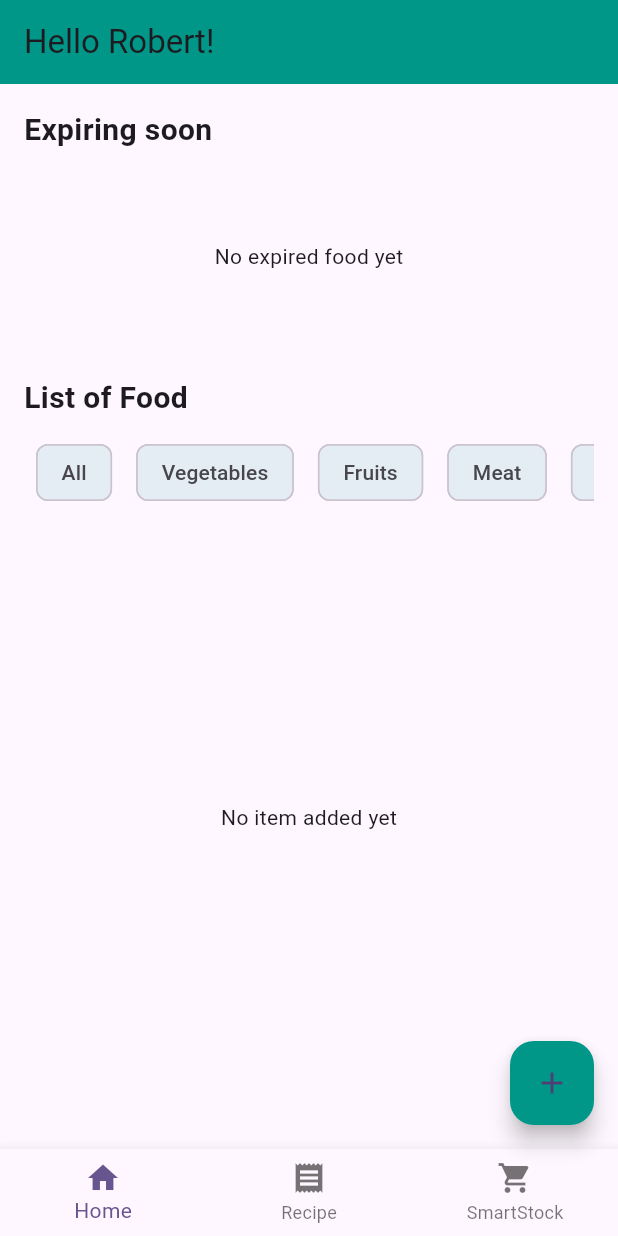
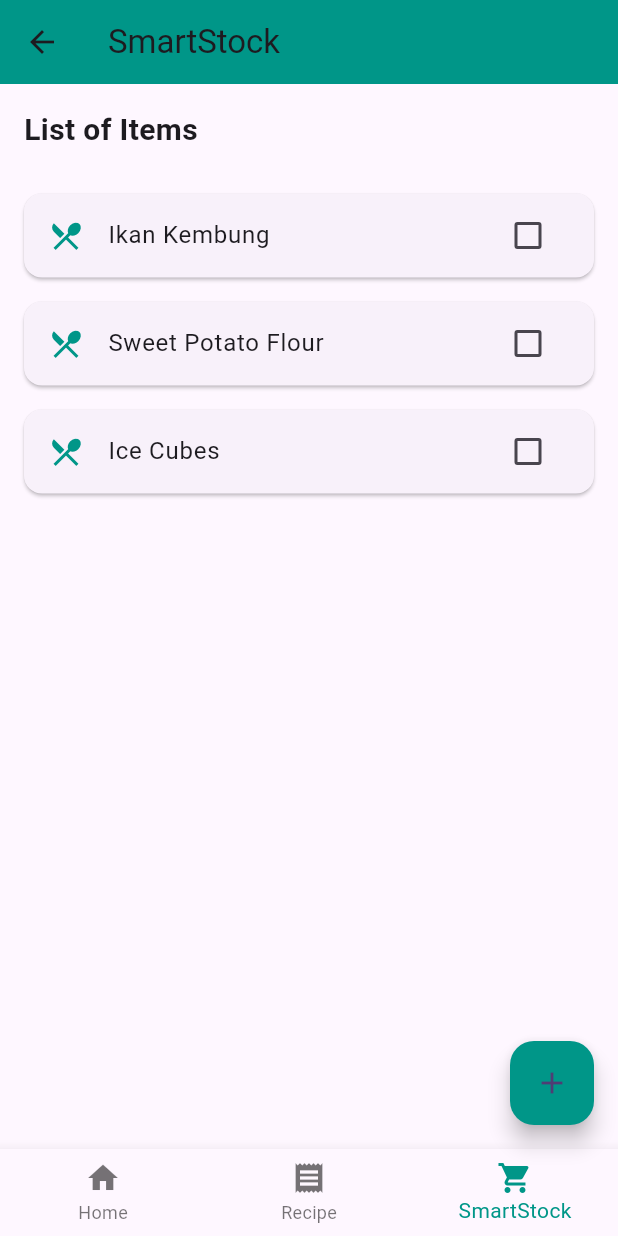
Before and after one commit to FatimaAzZahrah/recipe_suggestion, a Flutter app: the screen it shows after launch, on a phone screen of 412 x 824 dp. Run offline on Flutter 3.47's test engine with Material 3 defaults, Android fonts, the phone set to English and light mode, and no system bars; our stand-ins replace firebase_core; accounts and stored records are empty.

Commit message:
changes in interface editing

```diff
--- a/lib/add_item.dart
+++ b/lib/add_item.dart
@@ -1,4 +1,5 @@
 import 'package:flutter/material.dart';
+//import 'navigation_bar.dart';
 //import 'homepage.dart';
 
 // import 'package:flutter/material.dart';
@@ -159,6 +160,7 @@ class _AddItemPageState extends State<AddItem> {
           ),
         ),
       ),
+    //  bottomNavigationBar: BottomNavigationBar(currentIndex: 0),
     );
   }
 
--- a/lib/main.dart
+++ b/lib/main.dart
@@ -1,5 +1,10 @@
 import 'package:flutter/material.dart';
-import 'homepage.dart';
+import 'package:recipe_suggestion/shop_list.dart';
+//import 'package:recipe_suggestion/instructions.dart';
+//import 'package:recipe_suggestion/suggestion_recipe.dart';
+//import 'package:recipe_suggestion/add_item.dart';
+//import 'package:recipe_suggestion/suggestion_recipe.dart';
+//import 'homepage.dart';
 import 'package:recipe_suggestion/firebase_options.dart';
 // import 'package:eatnfit/provider/home.dart';
 // import 'package:eatnfit/provider/welcome.dart';
@@ -45,7 +50,7 @@ class MyApp extends StatelessWidget {
         colorScheme: ColorScheme.fromSeed(seedColor: Colors.deepPurple),
         useMaterial3: true,
       ),
-      home: homepage(),
+      home: ShopList(),
     );
   }
 }
--- /dev/null
+++ b/lib/shop_list.dart
@@ -0,0 +1,138 @@
+import 'package:flutter/material.dart';
+
+class ShopList extends StatefulWidget {
+  @override
+  _ShopListState createState() => _ShopListState();
+}
+
+class _ShopListState extends State<ShopList> {
+  List<Map<String, dynamic>> itemsToBuy = [
+    {'name': 'Ikan Kembung', 'isSelected': false},
+    {'name': 'Sweet Potato Flour', 'isSelected': false},
+    {'name': 'Ice Cubes', 'isSelected': false},
+  ];
+
+  @override
+  Widget build(BuildContext context) {
+    return Scaffold(
+      appBar: AppBar(
+        title: const Text('SmartStock'),
+        leading: IconButton(
+          icon: Icon(Icons.arrow_back),
+          onPressed: () {
+            Navigator.pop(context);
+          },
+        ),
+        backgroundColor: Colors.teal,
+      ),
+      body: Padding(
+        padding: const EdgeInsets.all(16.0),
+        child: Column(
+          crossAxisAlignment: CrossAxisAlignment.start,
+          children: [
+            const Text(
+              'List of Items',
+              style: TextStyle(
+                fontSize: 20.0,
+                fontWeight: FontWeight.bold,
+              ),
+            ),
+            const SizedBox(height: 20.0),
+            Expanded(
+              child: ListView.builder(
+                itemCount: itemsToBuy.length,
+                itemBuilder: (context, index) {
+                  final item = itemsToBuy[index];
+                  return Card(
+                    margin: const EdgeInsets.symmetric(vertical: 8.0),
+                    child: CheckboxListTile(
+                      title: Text(item['name']),
+                      value: item['isSelected'],
+                      onChanged: (bool? value) {
+                        setState(() {
+                          item['isSelected'] = value;
+                        });
+                      },
+                      secondary: Icon(
+                        Icons.local_dining,
+                        color: Colors.teal,
+                      ),
+                    ),
+                  );
+                },
+              ),
+            ),
+          ],
+        ),
+      ),
+      floatingActionButton: FloatingActionButton(
+        onPressed: () {
+          _showAddItemDialog();
+        },
+        child: const Icon(Icons.add),
+        backgroundColor: Colors.teal,
+      ),
+      bottomNavigationBar: BottomNavigationBar(
+        currentIndex: 2,
+        selectedItemColor: Colors.teal,
+        items: const [
+          BottomNavigationBarItem(
+            icon: Icon(Icons.home),
+            label: 'Home',
+          ),
+          BottomNavigationBarItem(
+            icon: Icon(Icons.receipt),
+            label: 'Recipe',
+          ),
+          BottomNavigationBarItem(
+            icon: Icon(Icons.shopping_cart),
+            label: 'SmartStock',
+          ),
+        ],
+      ),
+    );
+  }
+
+  void _showAddItemDialog() {
+    String newItemName = '';
+    String selectedCategory = 'Vegetables';
+    showDialog(
+      context: context,
+      builder: (context) {
+        return AlertDialog(
+          title: const Text('Add Item'),
+          content: Column(
+            mainAxisSize: MainAxisSize.min,
+            children: [
+              TextField(
+                onChanged: (value) {
+                  newItemName = value;
+                },
+                decoration: const InputDecoration(hintText: 'Enter item name'),
+              ),
+            ],
+          ),
+          actions: [
+            TextButton(
+              onPressed: () {
+                Navigator.pop(context);
+              },
+              child: const Text('Cancel'),
+            ),
+            TextButton(
+              onPressed: () {
+                if (newItemName.isNotEmpty) {
+                  setState(() {
+                    itemsToBuy.add({'name': newItemName, 'category': selectedCategory, 'isSelected': false});
+                  });
+                }
+                Navigator.pop(context);
+              },
+              child: const Text('Add'),
+            ),
+          ],
+        );
+      },
+    );
+  }
+}
```
Also changed, not shown: lib/instructions.dart (added, +122 -0 lines), lib/navigation_bar.dart (added, +60 -0 lines), lib/suggestion_recipe.dart (added, +121 -0 lines), lib/custom_item.dart (added).
